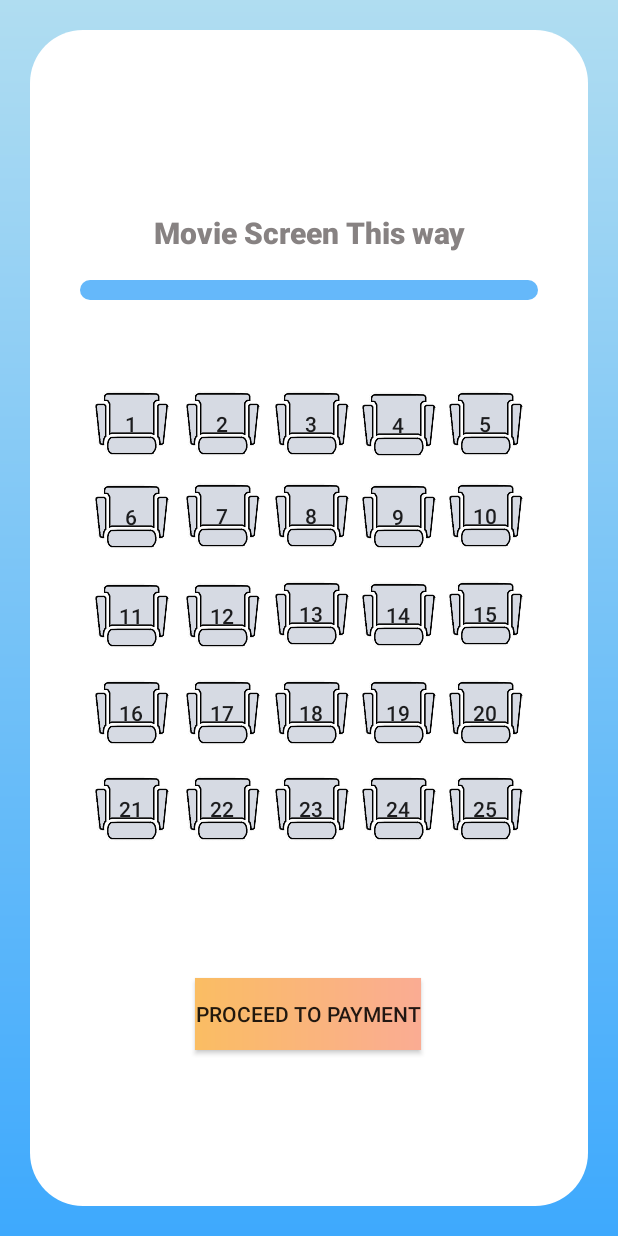
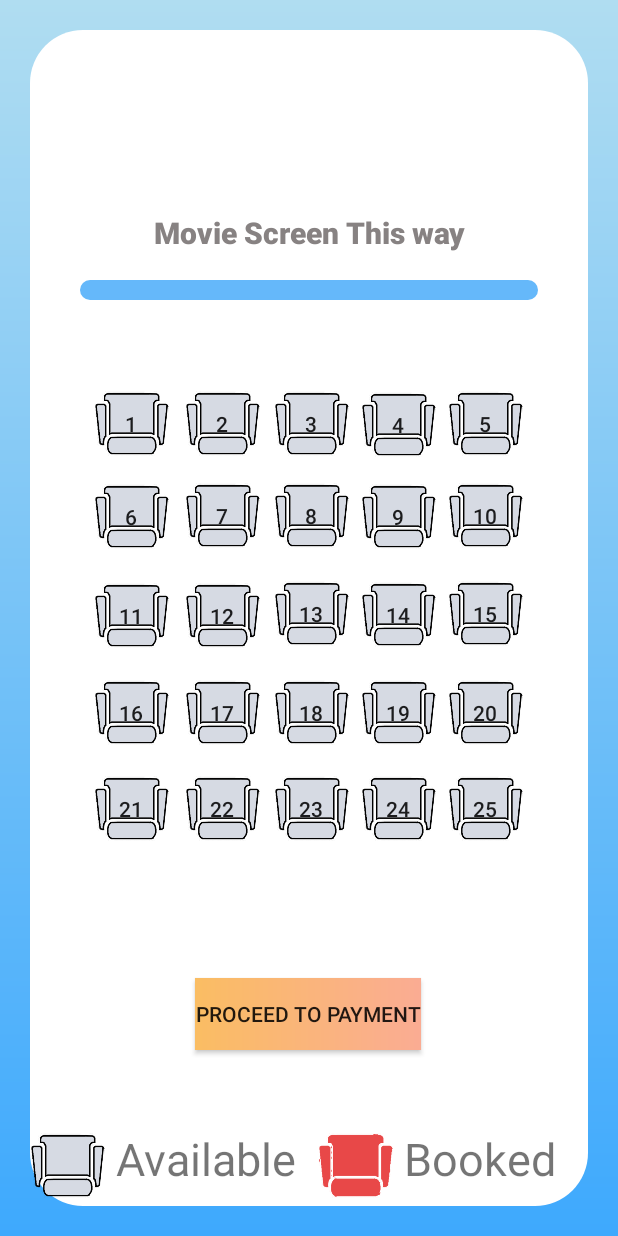
Before and after one commit to Kirtanshah2303/Cinemapp-Movie-Ticket-Booking-Application, an Android app: the SeatBookingActivity screen opened directly, with no data from a screen before it, on a phone screen of 412 x 824 dp. Run offline under Robolectric (Android 15) with nearby library versions, the phone set to English and light mode, and no system bars; our stand-ins replace Firebase (no records; nobody signed in at launch, a user with empty details on screens opened directly); Roboto replaces fonts that are not available here.

Commit message:
SeatBooking UI updated.. PDF saving bug solved..

```diff
--- a/app/src/main/AndroidManifest.xml
+++ b/app/src/main/AndroidManifest.xml
@@ -14,6 +14,7 @@
         android:roundIcon="@mipmap/ic_launcher_round"
         android:supportsRtl="true"
         android:theme="@style/AppTheme"
+        android:requestLegacyExternalStorage="true"
         android:name=".App">
         <activity android:name=".ConfirmationActivity"></activity>
         <activity android:name=".PaymentActivity" />
--- a/app/src/main/java/com/appofkirtan/sgplayout/PaymentActivity.java
+++ b/app/src/main/java/com/appofkirtan/sgplayout/PaymentActivity.java
@@ -2,6 +2,7 @@ package com.appofkirtan.sgplayout;
 //"Movie : "+demothirdActivity.moviename + "\n" + "Date :" + demothirdActivity.databasedate + "\n" + "Time :" + demothirdActivity.databasetime + "\n" + "Booked Seats : " + seattemp;
 
 import androidx.annotation.NonNull;
+import androidx.annotation.RequiresApi;
 import androidx.appcompat.app.AppCompatActivity;
 import androidx.cardview.widget.CardView;
 
@@ -51,6 +52,7 @@ import com.itextpdf.text.pdf.PdfWriter;
 import com.journeyapps.barcodescanner.BarcodeEncoder;
 
 import java.io.ByteArrayOutputStream;
+import java.io.File;
 import java.io.FileOutputStream;
 import java.text.SimpleDateFormat;
 import java.util.ArrayList;
@@ -428,8 +430,12 @@ public class PaymentActivity extends AppCompatActivity {
 
         //pdf file name
         String mFileName = new SimpleDateFormat("ddMMyyyy_HHmmss", Locale.getDefault()).format(System.currentTimeMillis());
-        //pdf file path
-        String mFilePath = Environment.getExternalStorageDirectory()+ "/" + mFileName +".pdf";
+        //pdf file pathg
+        String mFilePath = Environment.getExternalStorageDirectory()+ "/" +"Cinemapp"+"/"+ mFileName +".pdf";
+        File f = new File(Environment.getExternalStorageDirectory(), "Cinemapp");
+        if (!f.exists()) {
+            f.mkdirs();
+        }
 
 
         try{
@@ -441,18 +447,23 @@ public class PaymentActivity extends AppCompatActivity {
             ByteArrayOutputStream stream3 = new ByteArrayOutputStream();
             ByteArrayOutputStream stream4 = new ByteArrayOutputStream();
             bitmap.compress(Bitmap.CompressFormat.PNG, 100, stream3);
-//            demothirdActivity.icon.compress(Bitmap.CompressFormat.PNG, 100, stream4);
+            demothirdActivity.icon.compress(Bitmap.CompressFormat.PNG, 100, stream4);
             Image maimg = Image.getInstance(stream3.toByteArray());
-//            Image movieimag = Image.getInstance(stream4.toByteArray());
+            Image movieimag = Image.getInstance(stream4.toByteArray());
 
-            maimg.setAbsolutePosition(350, 500);
+//            maimg.setAbsolutePosition(350, 500);
             maimg.scalePercent(40);
+
+            movieimag.scalePercent(10);
+
+
+
 //            mDoc.add(maimg);
             //open the document for writing
             mDoc.open();
-//            mDoc.add(movieimag);
+            mDoc.add(movieimag);
             //get text
-            String mText ="Registered Email Address : "+demoaAtication.currentuser + "\n\n"+ "Movie : "+demothirdActivity.moviename + "\n\n" + "Date :" + demothirdActivity.databasedate + "\n\n" + "Time :" + demothirdActivity.databasetime + "\n\n" + "Booked Seats : " + SeatNumber;
+            String mText ="\n"+"Registered Email Address : "+demoaAtication.currentuser + "\n\n"+ "Movie : "+demothirdActivity.moviename + "\n\n" + "Date :" + demothirdActivity.databasedate + "\n\n" + "Time :" + demothirdActivity.databasetime + "\n\n" + "Booked Seats : " + SeatNumber;
 //                    add paragraph  to the document
 //            mDoc.add(new Paragraph(mText));
             mDoc.add(new Paragraph(new Phrase(10f,mText, FontFactory.getFont(FontFactory.COURIER_BOLDOBLIQUE,16f))));
--- a/app/src/main/res/layout/activity_seat_booking.xml
+++ b/app/src/main/res/layout/activity_seat_booking.xml
@@ -18,6 +18,50 @@
             app:layout_constraintEnd_toEndOf="parent"
             app:layout_constraintStart_toStartOf="parent"
             app:layout_constraintTop_toTopOf="parent">
+
+            <androidx.constraintlayout.widget.ConstraintLayout
+                android:layout_width="match_parent"
+                android:layout_height="50dp"
+                android:layout_marginTop="49dp"
+                app:layout_constraintBottom_toBottomOf="parent"
+                app:layout_constraintEnd_toEndOf="parent"
+                app:layout_constraintHorizontal_bias="0.0"
+                app:layout_constraintStart_toStartOf="parent"
+                app:layout_constraintTop_toBottomOf="@+id/button">
+
+                <LinearLayout
+                    android:layout_width="match_parent"
+                    android:layout_height="match_parent"
+                    android:orientation="horizontal">
+
+                    <ImageView
+                        android:layout_width="50dp"
+                        android:layout_height="50dp"
+                        android:background="@drawable/ic_seat"
+                        app:layout_constraintBottom_toBottomOf="parent"
+                        app:layout_constraintStart_toStartOf="parent"
+                        app:layout_constraintTop_toTopOf="parent" />
+
+                    <TextView
+                        android:layout_width="wrap_content"
+                        android:layout_height="wrap_content"
+                        android:text=" Available  "
+                        android:textSize="30sp"/>
+
+                    <ImageView
+                        android:layout_width="50dp"
+                        android:layout_height="50dp"
+                        android:background="@drawable/ic_seats_booked" />
+                    <TextView
+                        android:layout_width="wrap_content"
+                        android:layout_height="wrap_content"
+                        android:text=" Booked"
+                        android:textSize="30sp"/>
+
+                </LinearLayout>
+
+
+            </androidx.constraintlayout.widget.ConstraintLayout>
 
             <TextView
                 android:id="@+id/textView2"
@@ -444,6 +488,7 @@
                 tools:ignore="MissingConstraints" />
 
             <androidx.constraintlayout.widget.ConstraintLayout
+                android:id="@+id/constraintLayout5"
                 android:layout_width="305dp"
                 android:layout_height="13dp"
                 android:background="@drawable/movie_screen_direction"
```
